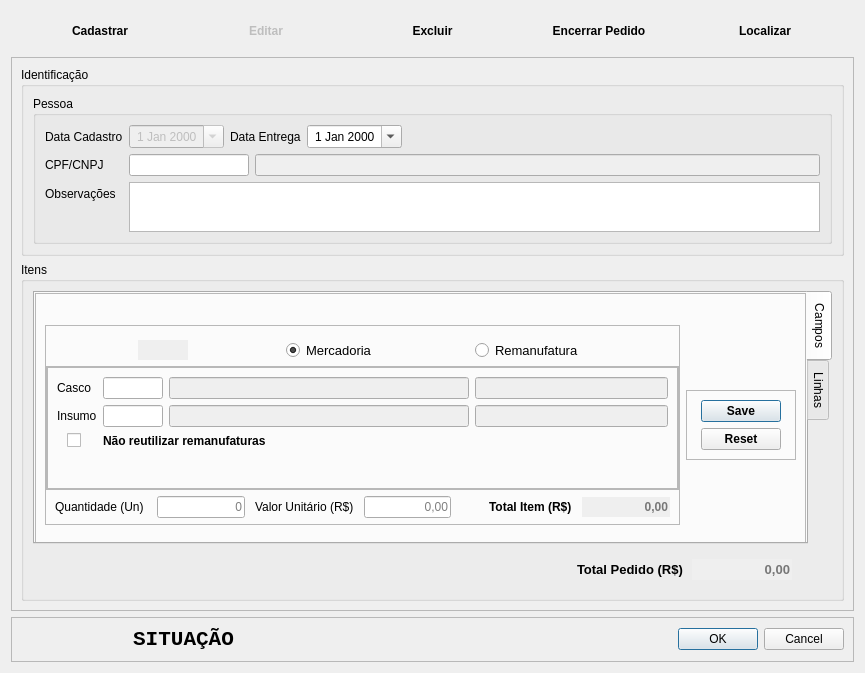
Klubas/Projeto-SOAD, file Resources/UI/CadastroPedido.ui: the form before one commit.
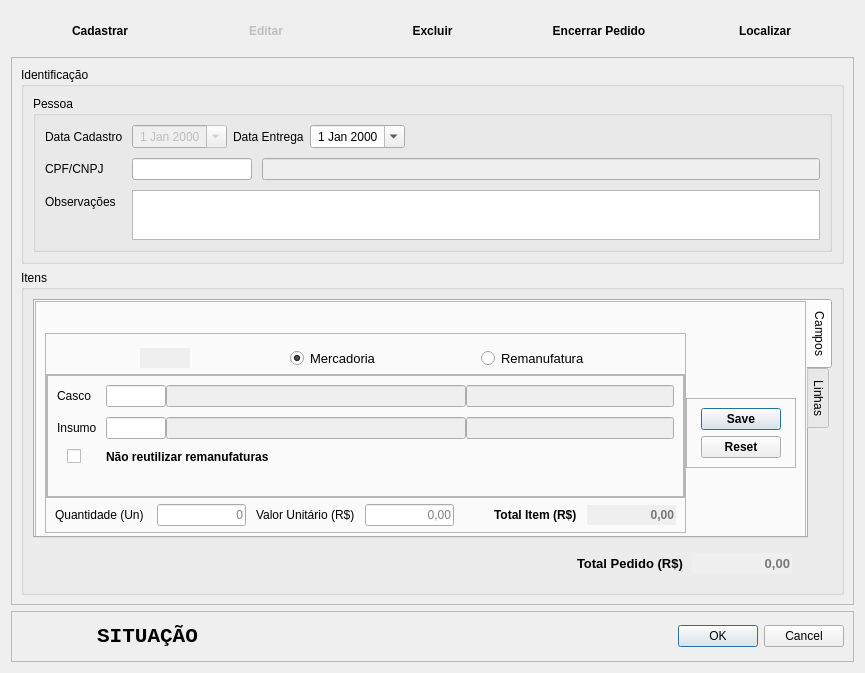
The form after the commit.

Commit message: # Cadastro mercadoria - Interface - Padrões - Implementado Adicionar novo fabricante

```diff
--- a/Resources/UI/CadastroPedido.ui
+++ b/Resources/UI/CadastroPedido.ui
@@ -229,6 +229,12 @@
               <string>Pessoa</string>
              </property>
              <layout class="QFormLayout" name="formLayout">
+              <property name="horizontalSpacing">
+               <number>9</number>
+              </property>
+              <property name="verticalSpacing">
+               <number>10</number>
+              </property>
               <item row="0" column="0">
                <widget class="QLabel" name="label">
                 <property name="text">
@@ -414,6 +420,12 @@
               </item>
               <item row="1" column="0">
                <widget class="QLabel" name="label_documento">
+                <property name="font">
+                 <font>
+                  <weight>50</weight>
+                  <bold>false</bold>
+                 </font>
+                </property>
                 <property name="text">
                  <string>CPF/CNPJ</string>
                 </property>
@@ -421,6 +433,9 @@
               </item>
               <item row="1" column="1">
                <layout class="QHBoxLayout" name="horizontalLayout_2">
+                <property name="spacing">
+                 <number>10</number>
+                </property>
                 <item>
                  <widget class="QLineEdit" name="lineEdit_documento">
                   <property name="maximumSize">
@@ -429,6 +444,9 @@
                     <height>16777215</height>
                    </size>
                   </property>
+                  <property name="maxLength">
+                   <number>20</number>
+                  </property>
                  </widget>
                 </item>
                 <item>
@@ -442,6 +460,12 @@
               </item>
               <item row="2" column="0">
                <widget class="QLabel" name="label_2">
+                <property name="font">
+                 <font>
+                  <weight>50</weight>
+                  <bold>false</bold>
+                 </font>
+                </property>
                 <property name="text">
                  <string>Observações</string>
                 </property>
@@ -455,6 +479,24 @@
                   <height>50</height>
                  </size>
                 </property>
+                <property name="midLineWidth">
+                 <number>0</number>
+                </property>
+                <property name="autoFormatting">
+                 <set>QTextEdit::AutoBulletList</set>
+                </property>
+                <property name="lineWrapColumnOrWidth">
+                 <number>0</number>
+                </property>
+                <property name="readOnly">
+                 <bool>false</bool>
+                </property>
+                <property name="textInteractionFlags">
+                 <set>Qt::TextEditorInteraction</set>
+                </property>
+                <property name="placeholderText">
+                 <string/>
+                </property>
                </widget>
               </item>
              </layout>
@@ -504,6 +546,12 @@
                <verstretch>0</verstretch>
               </sizepolicy>
              </property>
+             <property name="font">
+              <font>
+               <weight>50</weight>
+               <bold>false</bold>
+              </font>
+             </property>
              <property name="tabPosition">
               <enum>QTabWidget::East</enum>
              </property>
@@ -590,8 +638,14 @@
                   <enum>QFrame::Raised</enum>
                  </property>
                  <layout class="QHBoxLayout" name="horizontalLayout_7">
+                  <property name="spacing">
+                   <number>0</number>
+                  </property>
                   <property name="topMargin">
-                   <number>9</number>
+                   <number>0</number>
+                  </property>
+                  <property name="bottomMargin">
+                   <number>0</number>
                   </property>
                   <item>
                    <widget class="QFrame" name="frame_items">
@@ -888,6 +942,12 @@
                             <property name="formAlignment">
                              <set>Qt::AlignLeading|Qt::AlignLeft|Qt::AlignTop</set>
                             </property>
+                            <property name="horizontalSpacing">
+                             <number>9</number>
+                            </property>
+                            <property name="verticalSpacing">
+                             <number>10</number>
+                            </property>
                             <item row="0" column="0">
                              <widget class="QLabel" name="label_casco">
                               <property name="text">
@@ -1063,6 +1123,9 @@
                        <property name="formAlignment">
                         <set>Qt::AlignLeading|Qt::AlignLeft|Qt::AlignVCenter</set>
                        </property>
+                       <property name="verticalSpacing">
+                        <number>10</number>
+                       </property>
                        <property name="leftMargin">
                         <number>9</number>
                        </property>
@@ -1271,9 +1334,6 @@
                          </item>
                         </layout>
                        </item>
-                       <item row="1" column="1">
-                        <layout class="QVBoxLayout" name="verticalLayout_4"/>
-                       </item>
                       </layout>
                      </item>
                     </layout>
@@ -1413,6 +1473,9 @@
                   <property name="bottomMargin">
                    <number>0</number>
                   </property>
+                  <property name="verticalSpacing">
+                   <number>0</number>
+                  </property>
                   <item row="1" column="0">
                    <widget class="QTableWidget" name="tableWidget_items">
                     <property name="contextMenuPolicy">
@@ -2095,9 +2158,32 @@
             <verstretch>0</verstretch>
            </sizepolicy>
           </property>
+          <property name="minimumSize">
+           <size>
+            <width>0</width>
+            <height>0</height>
+           </size>
+          </property>
+          <property name="maximumSize">
+           <size>
+            <width>70</width>
+            <height>16777215</height>
+           </size>
+          </property>
+          <property name="font">
+           <font>
+            <family>Consolas</family>
+            <pointsize>16</pointsize>
+            <weight>75</weight>
+            <bold>true</bold>
+           </font>
+          </property>
           <property name="autoFillBackground">
            <bool>false</bool>
           </property>
+          <property name="text">
+           <string/>
+          </property>
           <property name="frame">
            <bool>false</bool>
           </property>
@@ -2107,6 +2193,9 @@
           <property name="readOnly">
            <bool>false</bool>
           </property>
+          <property name="clearButtonEnabled">
+           <bool>false</bool>
+          </property>
          </widget>
         </item>
         <item>
```
The commit also changes 21 other files.
